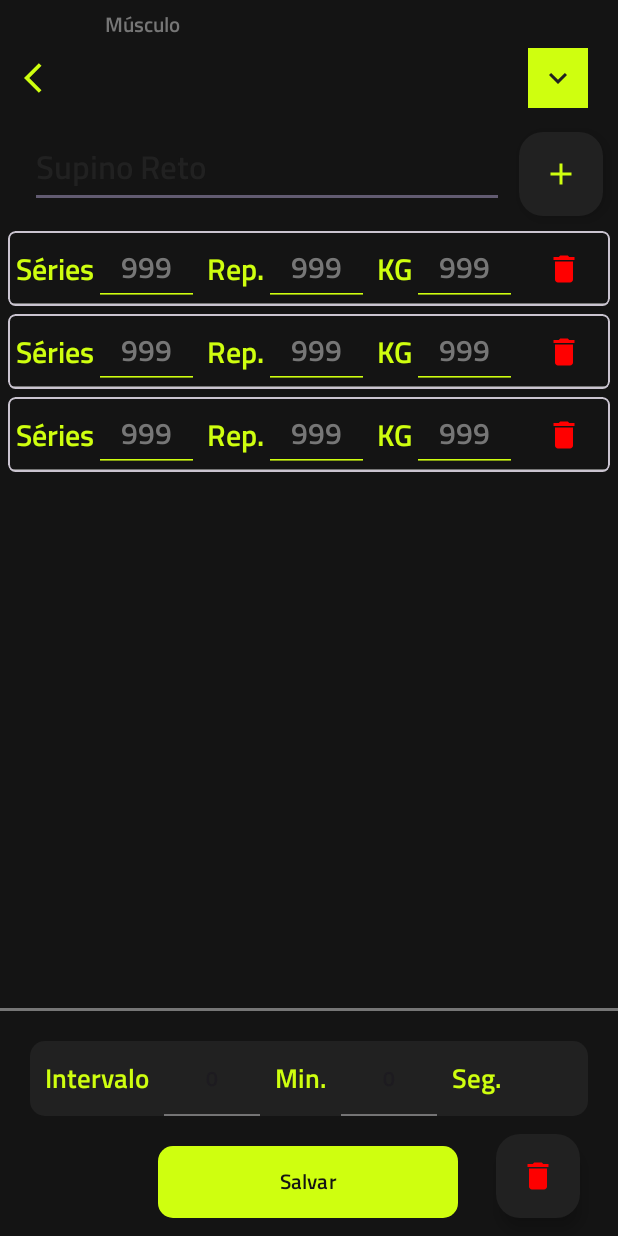
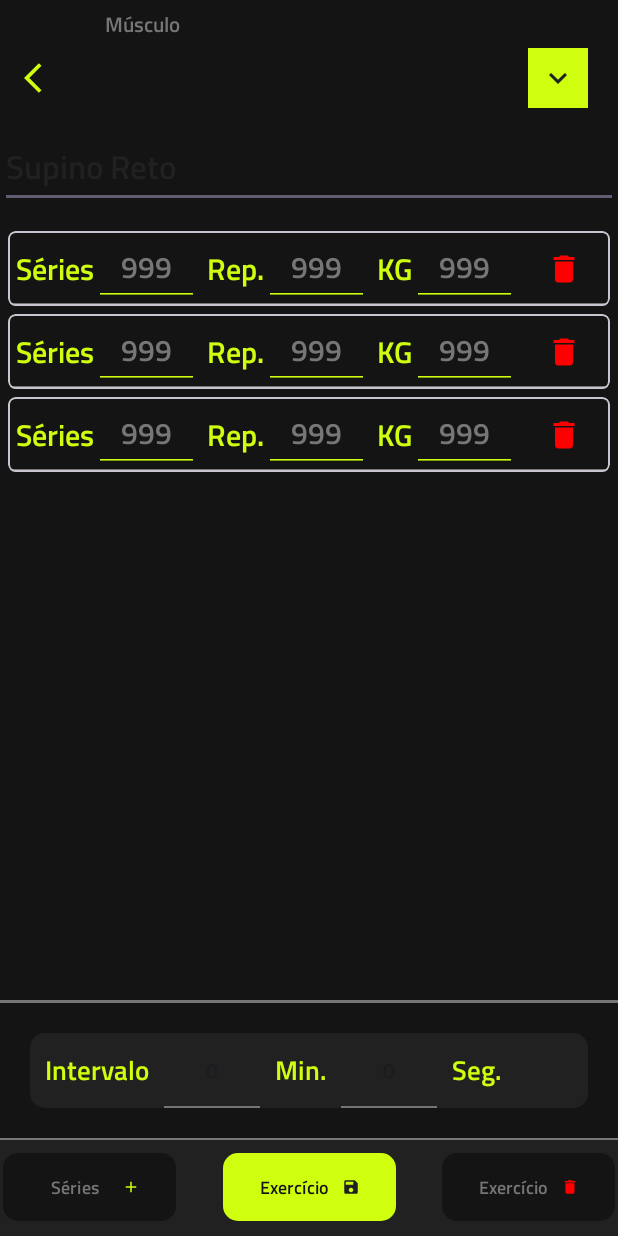
Before and after one commit to henriquelirap/strongnote, an Android app: the layout fragment_exercise_and_set.xml on its own in the app's theme, with its tools: preview values and no code run, on a phone screen of 412 x 824 dp. Run offline under Robolectric (Android 15) with nearby library versions, the phone set to English and light mode, and no system bars.

Commit message:
Versao final com adicao de interface

```diff
--- a/app/src/main/java/br/com/utfpr/edu/strongnote/ui/ExerciseAndSetFragment.kt
+++ b/app/src/main/java/br/com/utfpr/edu/strongnote/ui/ExerciseAndSetFragment.kt
@@ -204,7 +204,7 @@ class ExerciseAndSetFragment : Fragment() {
     }
 
     private fun addSet() {
-        binding.fabNewSet.setOnClickListener {
+        binding.btnAddSet.setOnClickListener {
             val newPosition = setList.size
             setList.add(SetModel())
             setAdapter.submitList(setList)
@@ -213,7 +213,7 @@ class ExerciseAndSetFragment : Fragment() {
     }
 
     private fun removeExercise() {
-        binding.fabDeleteExercise.setOnClickListener {
+        binding.btnDeleteExercise.setOnClickListener {
             showBottomSheet(R.string.warning, R.string.ask_delete_exercise, true, onConfirmClick = {
                 FirebaseHelper.getDatabase()
                     .child("exercises")
--- /dev/null
+++ b/app/src/main/res/drawable/ic_save_mini_black.xml
@@ -0,0 +1,5 @@
+<vector android:autoMirrored="true" android:height="12dp"
+    android:tint="#212121" android:viewportHeight="24"
+    android:viewportWidth="24" android:width="12dp" xmlns:android="http://schemas.android.com/apk/res/android">
+    <path android:fillColor="@android:color/white" android:pathData="M17,3L5,3c-1.11,0 -2,0.9 -2,2v14c0,1.1 0.89,2 2,2h14c1.1,0 2,-0.9 2,-2L21,7l-4,-4zM12,19c-1.66,0 -3,-1.34 -3,-3s1.34,-3 3,-3 3,1.34 3,3 -1.34,3 -3,3zM15,9L5,9L5,5h10v4z"/>
+</vector>
--- a/app/src/main/res/layout/fragment_exercise_and_set.xml
+++ b/app/src/main/res/layout/fragment_exercise_and_set.xml
@@ -53,27 +53,13 @@
         android:id="@+id/editExerciseName"
         android:layout_width="0dp"
         android:layout_height="wrap_content"
-        android:layout_marginLeft="20dp"
-        android:layout_marginRight="10dp"
+        android:hint="@string/bench_press"
         android:textColor="@color/main_gray"
-        android:hint="@string/bench_press"
         android:textColorHint="@color/main_gray_dark"
         android:textSize="22sp"
-        app:layout_constraintEnd_toStartOf="@+id/fabNewSet"
+        app:layout_constraintEnd_toEndOf="parent"
         app:layout_constraintStart_toStartOf="parent"
         app:layout_constraintTop_toBottomOf="@+id/linearLayout2" />
-
-    <com.google.android.material.floatingactionbutton.FloatingActionButton
-        android:id="@+id/fabNewSet"
-        android:layout_width="wrap_content"
-        android:layout_height="wrap_content"
-        android:layout_marginRight="10dp"
-        android:clickable="true"
-        android:src="@drawable/ic_add"
-        app:backgroundTint="@color/main_gray_dark"
-        app:layout_constraintBottom_toTopOf="@+id/rvEditSets"
-        app:layout_constraintEnd_toEndOf="parent"
-        app:tint="@color/main_green" />
 
     <ImageButton
         android:id="@+id/buttonSpinnerIcon"
@@ -111,7 +97,7 @@
         android:layout_margin="20dp"
         android:background="@drawable/bg_btn_gray_dark"
         android:orientation="horizontal"
-        app:layout_constraintBottom_toTopOf="@+id/btnSaveSet"
+        app:layout_constraintBottom_toTopOf="@+id/constraintLayout5"
         app:layout_constraintEnd_toEndOf="parent"
         app:layout_constraintStart_toStartOf="parent">
 
@@ -158,32 +144,67 @@
 
     </LinearLayout>
 
-    <Button
-        android:id="@+id/btnSaveSet"
-        android:layout_width="200dp"
+    <androidx.constraintlayout.widget.ConstraintLayout
+        android:id="@+id/constraintLayout5"
+        android:layout_width="match_parent"
         android:layout_height="wrap_content"
-        android:layout_marginBottom="12dp"
-        android:background="@drawable/bg_btn_green"
-        android:clickable="true"
-        android:text="@string/save"
-        android:textColor="@color/main_black"
-        app:backgroundTint="@color/main_green"
+        android:background="@drawable/toolbar_bottom_border_custom"
+        android:paddingVertical="10dp"
         app:layout_constraintBottom_toBottomOf="parent"
         app:layout_constraintEnd_toEndOf="parent"
-        app:layout_constraintHorizontal_bias="0.497"
-        app:layout_constraintStart_toStartOf="parent" />
+        app:layout_constraintStart_toStartOf="parent">
 
-    <com.google.android.material.floatingactionbutton.FloatingActionButton
-        android:id="@+id/fabDeleteExercise"
-        android:layout_width="wrap_content"
-        android:layout_height="wrap_content"
-        android:clickable="true"
-        android:src="@drawable/ic_delete"
-        app:backgroundTint="@color/main_gray_dark"
-        app:layout_constraintBottom_toBottomOf="parent"
-        app:layout_constraintEnd_toEndOf="parent"
-        app:layout_constraintStart_toEndOf="@+id/btnSaveSet"
-        app:layout_constraintTop_toBottomOf="@+id/linearLayout4"
-        app:tint="@color/main_red" />
+        <com.google.android.material.button.MaterialButton
+            android:id="@+id/btnAddSet"
+            android:layout_width="115dp"
+            android:layout_height="45dp"
+            android:layout_marginStart="2dp"
+            android:background="@drawable/bg_btn_green"
+            android:drawableEnd="@drawable/ic_add_mini"
+            android:text="@string/sets"
+            android:textColor="@color/main_gray"
+            android:textSize="12sp"
+            app:backgroundTint="@color/main_black"
+            app:layout_constraintBottom_toBottomOf="parent"
+            app:layout_constraintHorizontal_chainStyle="spread"
+            app:layout_constraintStart_toStartOf="parent"
+            app:layout_constraintTop_toTopOf="parent"
+            app:layout_constraintVertical_bias="0.5"/>
+
+        <com.google.android.material.button.MaterialButton
+            android:id="@+id/btnSaveSet"
+            android:layout_width="115dp"
+            android:layout_height="45dp"
+            android:background="@drawable/bg_btn_green"
+            android:drawableEnd="@drawable/ic_save_mini_black"
+            android:text="@string/exercise"
+            android:textColor="@color/main_black"
+            android:textSize="12sp"
+            app:backgroundTint="@color/main_green"
+            app:layout_constraintBottom_toBottomOf="parent"
+            app:layout_constraintEnd_toStartOf="@+id/btnDeleteExercise"
+            app:layout_constraintHorizontal_bias="0.5"
+            app:layout_constraintStart_toEndOf="@+id/btnAddSet"
+            app:layout_constraintTop_toTopOf="parent"
+            app:layout_constraintVertical_bias="0.5"/>
+
+        <com.google.android.material.button.MaterialButton
+            android:id="@+id/btnDeleteExercise"
+            android:layout_width="115dp"
+            android:layout_height="45dp"
+            android:layout_marginEnd="2dp"
+            android:background="@drawable/bg_btn_green"
+            android:drawableEnd="@drawable/ic_delete_mini"
+            android:text="@string/exercise"
+            android:textColor="@color/main_gray"
+            android:textSize="12sp"
+            app:backgroundTint="@color/main_black"
+            app:layout_constraintBottom_toBottomOf="parent"
+            app:layout_constraintEnd_toEndOf="parent"
+            app:layout_constraintTop_toTopOf="parent"
+            app:layout_constraintVertical_bias="0.5"
+            tools:visibility="visible" />
+
+    </androidx.constraintlayout.widget.ConstraintLayout>
 
 </androidx.constraintlayout.widget.ConstraintLayout>
--- a/app/src/main/res/layout/fragment_main.xml
+++ b/app/src/main/res/layout/fragment_main.xml
@@ -190,11 +190,11 @@
 
             <com.google.android.material.button.MaterialButton
                 android:id="@+id/btnNewRoutine"
-                android:layout_width="wrap_content"
+                android:layout_width="115dp"
                 android:layout_height="45dp"
                 android:background="@drawable/bg_btn_green"
                 android:drawableEnd="@drawable/ic_add_mini"
-                android:layout_marginStart="10dp"
+                android:layout_marginStart="2dp"
                 android:text="@string/routine"
                 android:textColor="@color/main_gray"
                 android:textSize="12sp"
@@ -209,7 +209,7 @@
 
             <com.google.android.material.button.MaterialButton
                 android:id="@+id/btnNewExercise"
-                android:layout_width="wrap_content"
+                android:layout_width="115dp"
                 android:layout_height="45dp"
                 android:background="@drawable/bg_btn_green"
                 android:drawableEnd="@drawable/ic_add_mini_black"
@@ -228,15 +228,15 @@
 
             <com.google.android.material.button.MaterialButton
                 android:id="@+id/btnDeleteRoutine"
-                android:layout_width="wrap_content"
+                android:layout_width="115dp"
                 android:layout_height="45dp"
+                android:layout_marginEnd="2dp"
                 android:background="@drawable/bg_btn_green"
                 android:drawableEnd="@drawable/ic_delete_mini"
                 android:text="@string/routine"
                 android:textColor="@color/main_gray"
                 android:textSize="12sp"
                 android:visibility="invisible"
-                android:layout_marginEnd="10dp"
                 app:backgroundTint="@color/main_black"
                 app:layout_constraintBottom_toBottomOf="parent"
                 app:layout_constraintEnd_toEndOf="parent"
```
